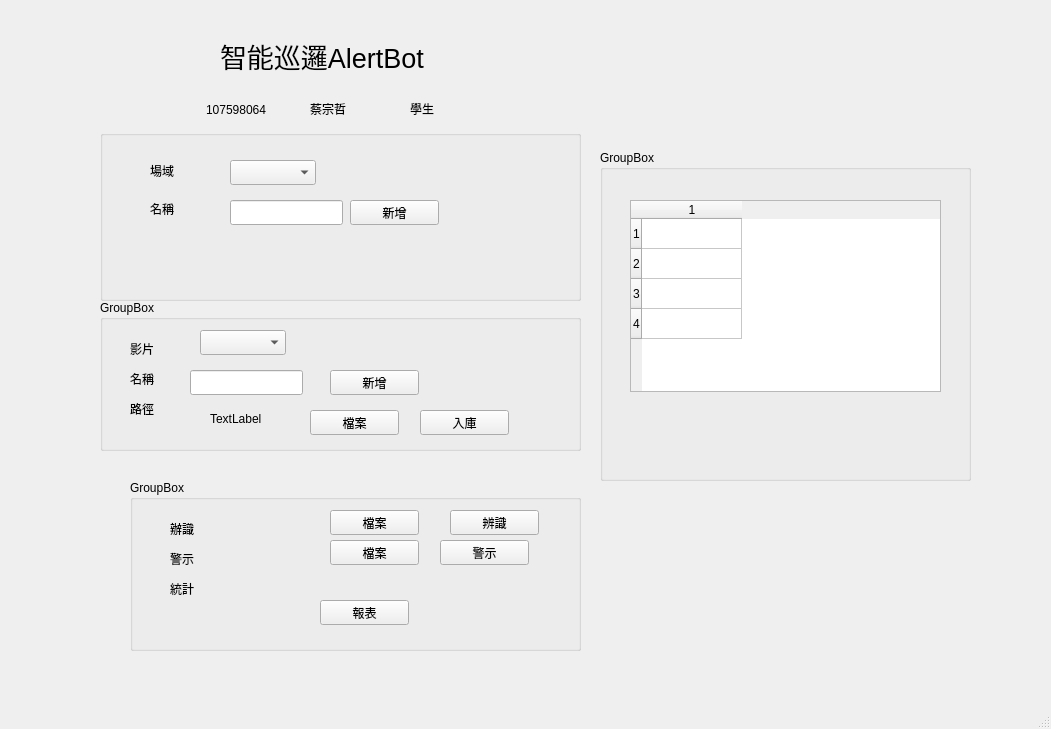
Above: AlertConsoleView.ui from twbikeman/bigdata_ai_hw before the change. Below: the same form after it.
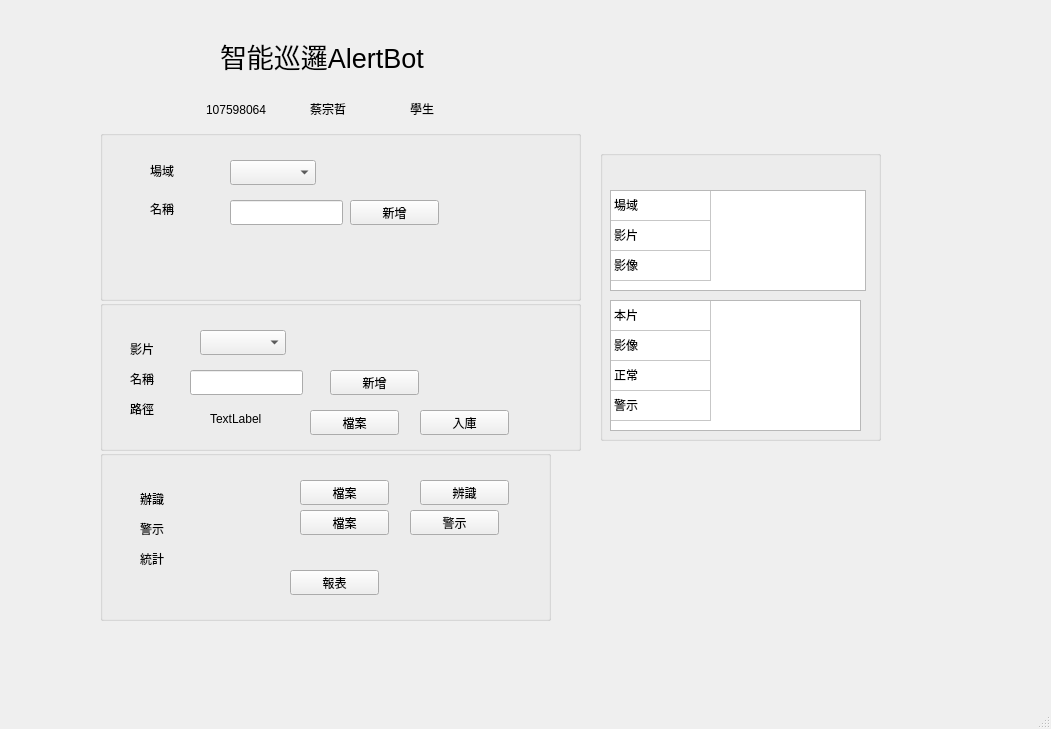
That is the form after the change.

```diff
--- a/AlertConsoleView.ui
+++ b/AlertConsoleView.ui
@@ -153,7 +153,7 @@
      </rect>
     </property>
     <property name="title">
-     <string>GroupBox</string>
+     <string/>
     </property>
     <widget class="QLabel" name="label_7">
      <property name="geometry">
@@ -270,14 +270,14 @@
    <widget class="QGroupBox" name="groupBox_3">
     <property name="geometry">
      <rect>
-      <x>130</x>
-      <y>480</y>
+      <x>100</x>
+      <y>450</y>
       <width>451</width>
       <height>171</height>
      </rect>
     </property>
     <property name="title">
-     <string>GroupBox</string>
+     <string/>
     </property>
     <widget class="QLabel" name="label_10">
      <property name="geometry">
@@ -389,20 +389,20 @@
      <rect>
       <x>600</x>
       <y>150</y>
-      <width>371</width>
-      <height>331</height>
+      <width>281</width>
+      <height>291</height>
      </rect>
     </property>
     <property name="title">
-     <string>GroupBox</string>
+     <string/>
     </property>
     <widget class="QTableWidget" name="videoTableWidget">
      <property name="geometry">
       <rect>
-       <x>30</x>
-       <y>50</y>
-       <width>311</width>
-       <height>192</height>
+       <x>10</x>
+       <y>150</y>
+       <width>251</width>
+       <height>131</height>
       </rect>
      </property>
      <property name="rowCount">
@@ -411,6 +411,15 @@
      <property name="columnCount">
       <number>1</number>
      </property>
+     <attribute name="horizontalHeaderVisible">
+      <bool>false</bool>
+     </attribute>
+     <attribute name="horizontalHeaderHighlightSections">
+      <bool>false</bool>
+     </attribute>
+     <attribute name="verticalHeaderVisible">
+      <bool>false</bool>
+     </attribute>
      <row/>
      <row/>
      <row/>
@@ -418,7 +427,63 @@
      <column/>
      <item row="0" column="0">
       <property name="text">
-       <string/>
+       <string>本片</string>
+      </property>
+     </item>
+     <item row="1" column="0">
+      <property name="text">
+       <string>影像</string>
+      </property>
+     </item>
+     <item row="2" column="0">
+      <property name="text">
+       <string>正常</string>
+      </property>
+     </item>
+     <item row="3" column="0">
+      <property name="text">
+       <string>警示</string>
+      </property>
+     </item>
+    </widget>
+    <widget class="QTableWidget" name="tableWidget">
+     <property name="geometry">
+      <rect>
+       <x>10</x>
+       <y>40</y>
+       <width>256</width>
+       <height>101</height>
+      </rect>
+     </property>
+     <property name="rowCount">
+      <number>3</number>
+     </property>
+     <property name="columnCount">
+      <number>1</number>
+     </property>
+     <attribute name="horizontalHeaderVisible">
+      <bool>false</bool>
+     </attribute>
+     <attribute name="verticalHeaderVisible">
+      <bool>false</bool>
+     </attribute>
+     <row/>
+     <row/>
+     <row/>
+     <column/>
+     <item row="0" column="0">
+      <property name="text">
+       <string>場域</string>
+      </property>
+     </item>
+     <item row="1" column="0">
+      <property name="text">
+       <string>影片</string>
+      </property>
+     </item>
+     <item row="2" column="0">
+      <property name="text">
+       <string>影像</string>
       </property>
      </item>
     </widget>
```
